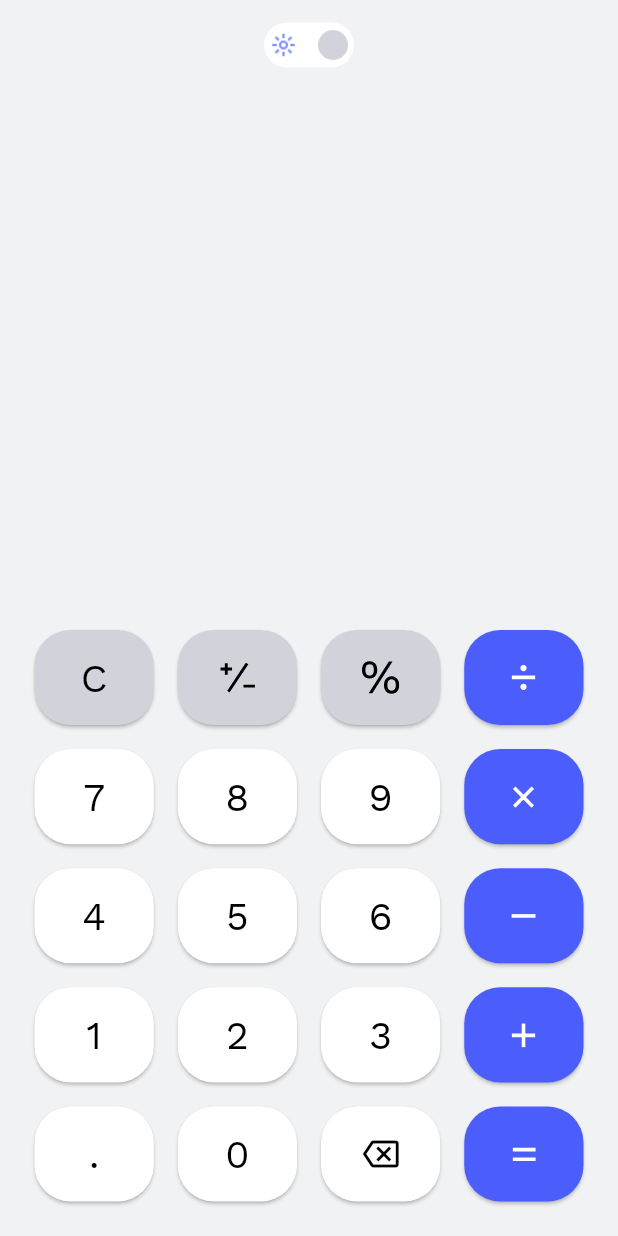
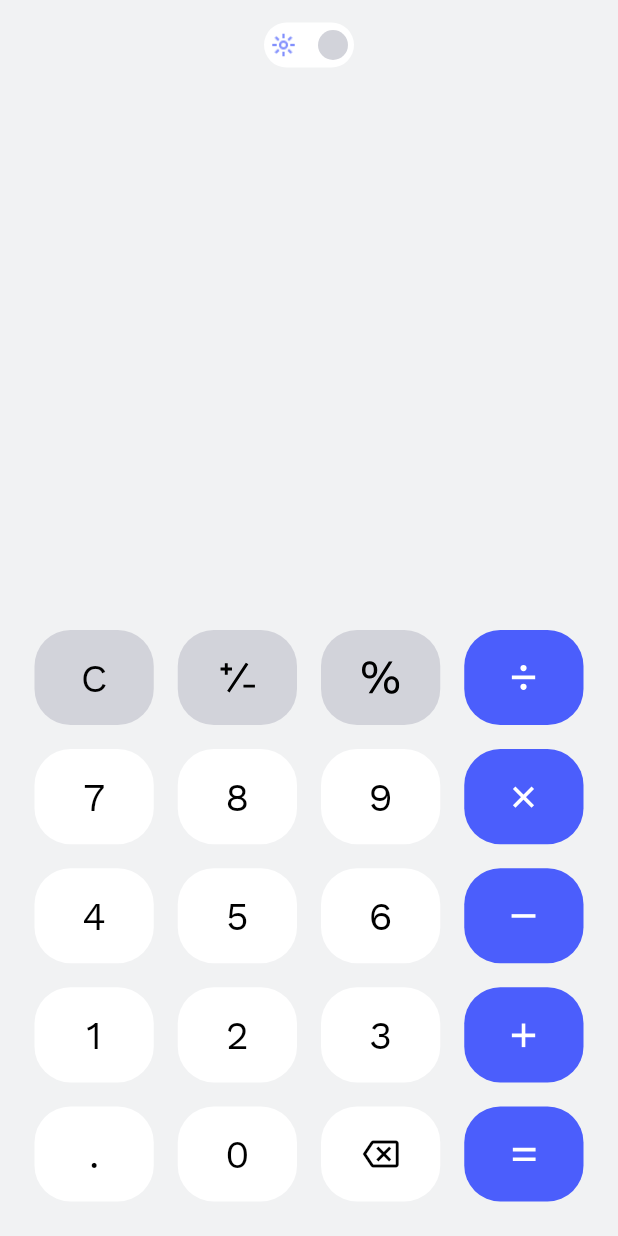
Before and after one commit to vietdung282002/calculator, a Flutter app: the screen it shows after launch, on a phone screen of 412 x 824 dp. Run offline on Flutter 3.47's test engine with Material 3 defaults, Android fonts, the phone set to English and light mode, and no system bars; our stand-ins replace flutter_svg.

Commit message:
remove shadows button

```diff
--- a/lib/utils/app_theme.dart
+++ b/lib/utils/app_theme.dart
@@ -15,6 +15,9 @@ class AppTheme {
         style: ElevatedButton.styleFrom(
           backgroundColor: AppColor.lightButtonColor,
           foregroundColor: Colors.black,
+          elevation: 0.0,
+          shadowColor: Colors.transparent,
+          splashFactory: NoSplash.splashFactory,
         ),
       ),
     );
@@ -33,6 +36,9 @@ class AppTheme {
         style: ElevatedButton.styleFrom(
           backgroundColor: AppColor.darkButtonColor,
           foregroundColor: Colors.white,
+          elevation: 0.0,
+          shadowColor: Colors.transparent,
+          splashFactory: NoSplash.splashFactory,
         ),
       ),
     );
```
